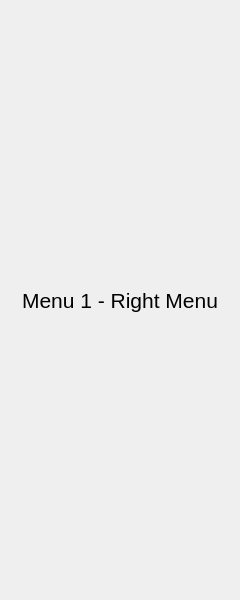
pinyinjj/wow_rotation_helper, file gui/uis/columns/right_column.ui: the form before one commit.
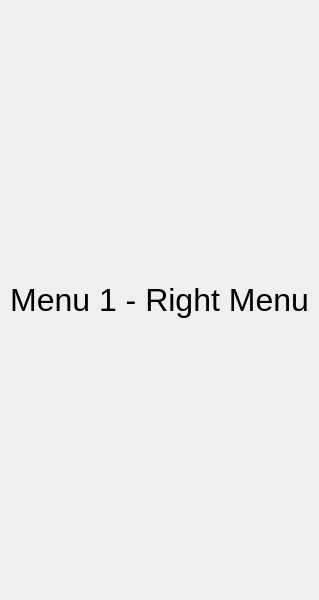
The form after the commit.

What changed in the file:
```diff
--- a/gui/uis/columns/right_column.ui
+++ b/gui/uis/columns/right_column.ui
@@ -59,7 +59,7 @@
           </font>
          </property>
          <property name="styleSheet">
-          <string notr="true">font-size: 16pt</string>
+          <string notr="true">font-size: 24pt</string>
          </property>
          <property name="text">
           <string>Menu 1 - Right Menu</string>
```
Left out of the diff: 2 changed lines with no effect on the pictures.
